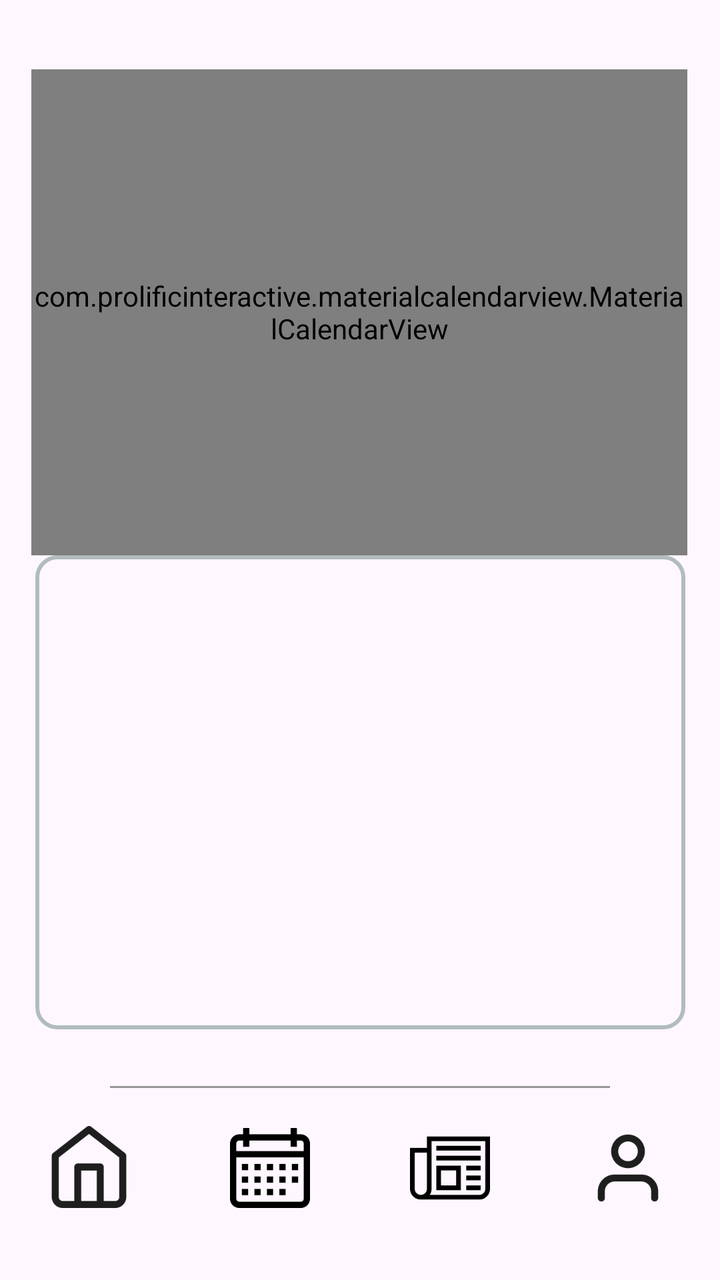
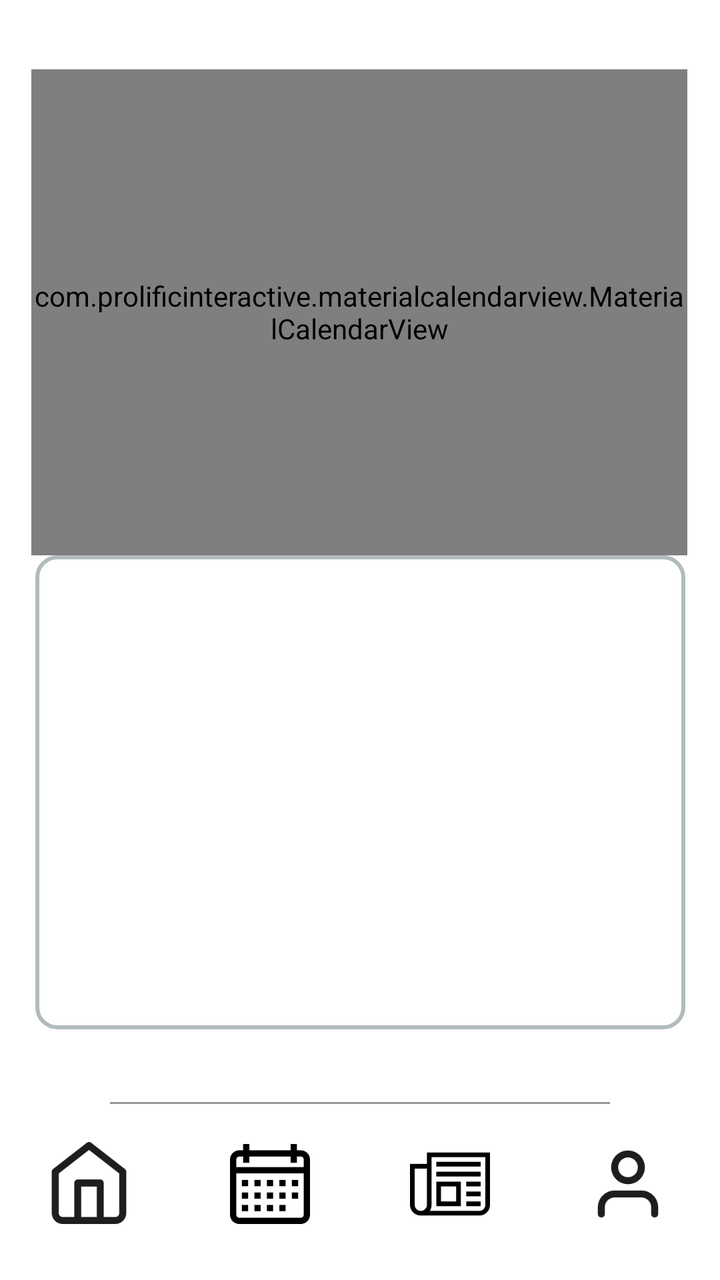

The first picture is an Android layout as it rendered before a commit; the second is the same layout after the commit. The layout source and the unified diff follow.
<!-- AndroidManifest.xml: application theme Theme.DuxScholar -->
<!-- res/layout/activity_calendar.xml -->
<?xml version="1.0" encoding="utf-8"?>
<androidx.constraintlayout.widget.ConstraintLayout xmlns:android="http://schemas.android.com/apk/res/android"
    xmlns:app="http://schemas.android.com/apk/res-auto"
    xmlns:tools="http://schemas.android.com/tools"
    android:id="@+id/main"
    android:layout_width="match_parent"
    android:layout_height="match_parent"
    tools:context=".CalendarActivity">

    <include layout="@layout/navbar_layout" />

    <com.prolificinteractive.materialcalendarview.MaterialCalendarView
        android:id="@+id/calendarView"
        android:layout_width="328dp"
        android:layout_height="243dp"
        android:layout_marginStart="41dp"
        android:layout_marginTop="80dp"
        android:layout_marginEnd="42dp"
        android:layout_marginBottom="408dp"
        app:layout_constraintBottom_toBottomOf="parent"
        app:layout_constraintEnd_toEndOf="parent"
        app:layout_constraintStart_toStartOf="parent"
        app:mcv_selectionColor="#eb4034"
        app:layout_constraintTop_toTopOf="parent" />

    <FrameLayout
        android:layout_width="325dp"
        android:layout_height="237dp"
        android:background="@drawable/layout_border"
        android:padding="5dp"
        app:layout_constraintBottom_toBottomOf="parent"
        app:layout_constraintEnd_toEndOf="parent"
        app:layout_constraintStart_toStartOf="parent"
        app:layout_constraintTop_toTopOf="parent"
        app:layout_constraintVertical_bias="0.689">

        <TextView
            android:id="@+id/TextView"
            android:layout_width="wrap_content"
            android:layout_height="wrap_content"
            android:layout_gravity="top|start" />
    </FrameLayout>

</androidx.constraintlayout.widget.ConstraintLayout>
<!-- res/layout/navbar_layout.xml (included above) -->
<?xml version="1.0" encoding="utf-8"?>
<androidx.constraintlayout.widget.ConstraintLayout xmlns:android="http://schemas.android.com/apk/res/android"
    xmlns:app="http://schemas.android.com/apk/res-auto"
    android:layout_width="match_parent"
    android:layout_height="match_parent">

    <View
        android:id="@+id/viewNavBarDivider"
        android:layout_width="250dp"
        android:layout_height="1dp"
        android:background="#969696"
        app:layout_constraintBottom_toTopOf="@+id/lythzNavbar"
        app:layout_constraintEnd_toEndOf="parent"
        app:layout_constraintStart_toStartOf="parent" />

    <LinearLayout
        android:id="@+id/lythzNavbar"
        android:layout_width="0dp"
        android:layout_height="wrap_content"
        android:layout_marginBottom="16dp"
        android:gravity="center"
        android:orientation="horizontal"
        app:layout_constraintBottom_toBottomOf="parent"
        app:layout_constraintEnd_toEndOf="parent"
        app:layout_constraintStart_toStartOf="parent">

        <ImageButton
            android:id="@+id/imgbtnHome"
            android:layout_width="90dp"
            android:layout_height="80dp"
            android:backgroundTint="#01FFFFFF"
            android:contentDescription="Botão para página principal"
            android:scaleType="fitCenter"
            app:srcCompat="@drawable/home" />

        <ImageButton
            android:id="@+id/imgbtnCalendário"
            android:layout_width="90dp"
            android:layout_height="80dp"
            android:backgroundTint="#00FFFFFF"
            android:contentDescription="Botão para calendário"
            android:scaleType="fitCenter"
            app:srcCompat="@drawable/calendario" />

        <ImageButton
            android:id="@+id/imgbtnNoticias"
            android:layout_width="90dp"
            android:layout_height="80dp"
            android:backgroundTint="#00FFFFFF"
            android:contentDescription="Botão para aba notícias"
            android:scaleType="fitCenter"
            app:srcCompat="@drawable/news" />

        <ImageButton
            android:id="@+id/imgbtnUsuario"
            android:layout_width="90dp"
            android:layout_height="80dp"
            android:backgroundTint="#00FFFFFF"
            android:contentDescription="Botão para área de usuário"
            android:scaleType="fitCenter"
            app:srcCompat="@drawable/usuario" />

    </LinearLayout>
</androidx.constraintlayout.widget.ConstraintLayout>
<!-- resources referenced by this layout -->
<resources>
  <!-- drawable calendario: png bitmap (drawable, 1786 bytes) -->
  <!-- drawable home: png bitmap (drawable, 2377 bytes) -->
  <!-- drawable layout_border (drawable) -->
  <?xml version="1.0" encoding="UTF-8"?>
  <shape xmlns:android="http://schemas.android.com/apk/res/android"
      android:shape="rectangle">
      <stroke
          android:width="2dp"
          android:color="#B1BCBE" />
  
      <corners android:radius="10dp"/>
  
      <padding
          android:left="5dp"
          android:top="5dp"
          android:right="5dp"
          android:bottom="5dp" />
  </shape>
  <!-- drawable news: png bitmap (drawable, 1703 bytes) -->
  <!-- drawable usuario: png bitmap (drawable, 3210 bytes) -->
  <style name="Theme.DuxScholar" parent="Base.Theme.DuxScholar" />
  <style name="Base.Theme.DuxScholar" parent="Theme.Material3.DayNight.NoActionBar">
          
          
      </style>
</resources>

<!-- the commit's change to res/layout/activity_calendar.xml (unified diff, before → after) -->
@@ -20,8 +20,8 @@
         app:layout_constraintBottom_toBottomOf="parent"
         app:layout_constraintEnd_toEndOf="parent"
         app:layout_constraintStart_toStartOf="parent"
-        app:mcv_selectionColor="#eb4034"
-        app:layout_constraintTop_toTopOf="parent" />
+        app:layout_constraintTop_toTopOf="parent"
+        app:mcv_selectionColor="#eb4034" />
 
     <FrameLayout
         android:layout_width="325dp"
@@ -62,7 +62,7 @@
         android:id="@+id/lythzNavbar"
         android:layout_width="0dp"
         android:layout_height="wrap_content"
-        android:layout_marginBottom="16dp"
+        android:layout_marginBottom="8dp"
         android:gravity="center"
         android:orientation="horizontal"
         app:layout_constraintBottom_toBottomOf="parent"
<!-- resource entries referenced after the edit -->
@@ -22,8 +22,9 @@
   <!-- drawable usuario: png bitmap (drawable, 3210 bytes) -->
   <style name="Theme.DuxScholar" parent="Base.Theme.DuxScholar" />
   <style name="Base.Theme.DuxScholar" parent="Theme.Material3.DayNight.NoActionBar">
-          
-          
+          <item name="android:windowFullscreen">true</item>
+          <item name="android:windowBackground">@color/white</item>
       </style>
+  <color name="white">#FFFFFFFF</color>
 </resources>
 
